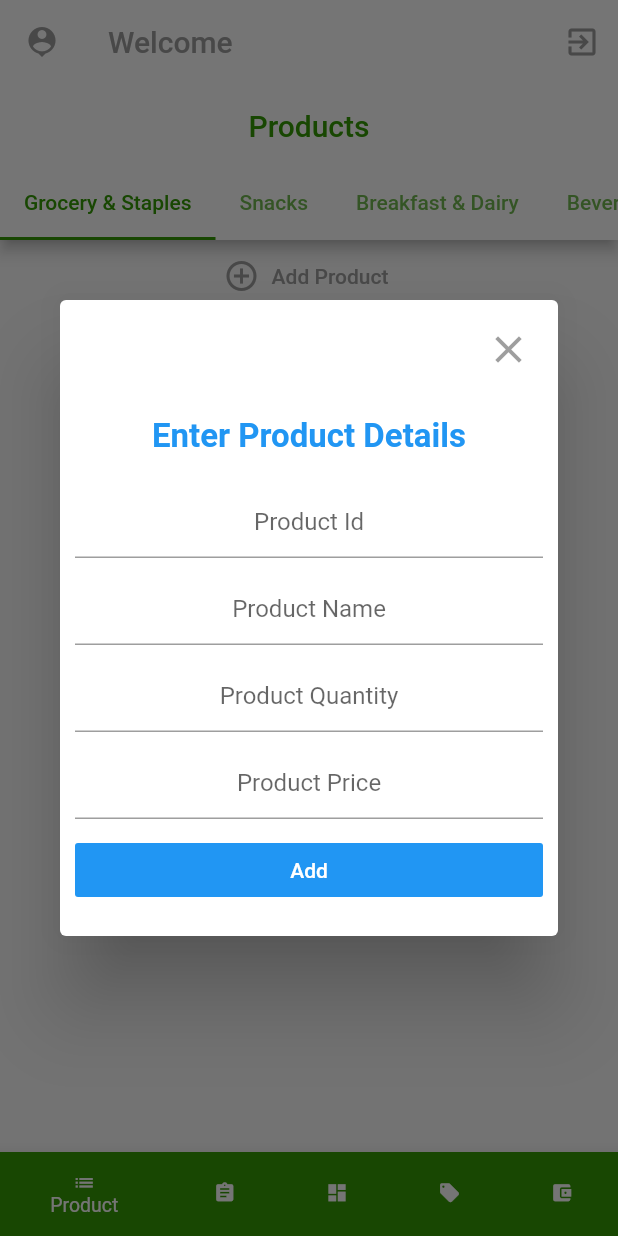
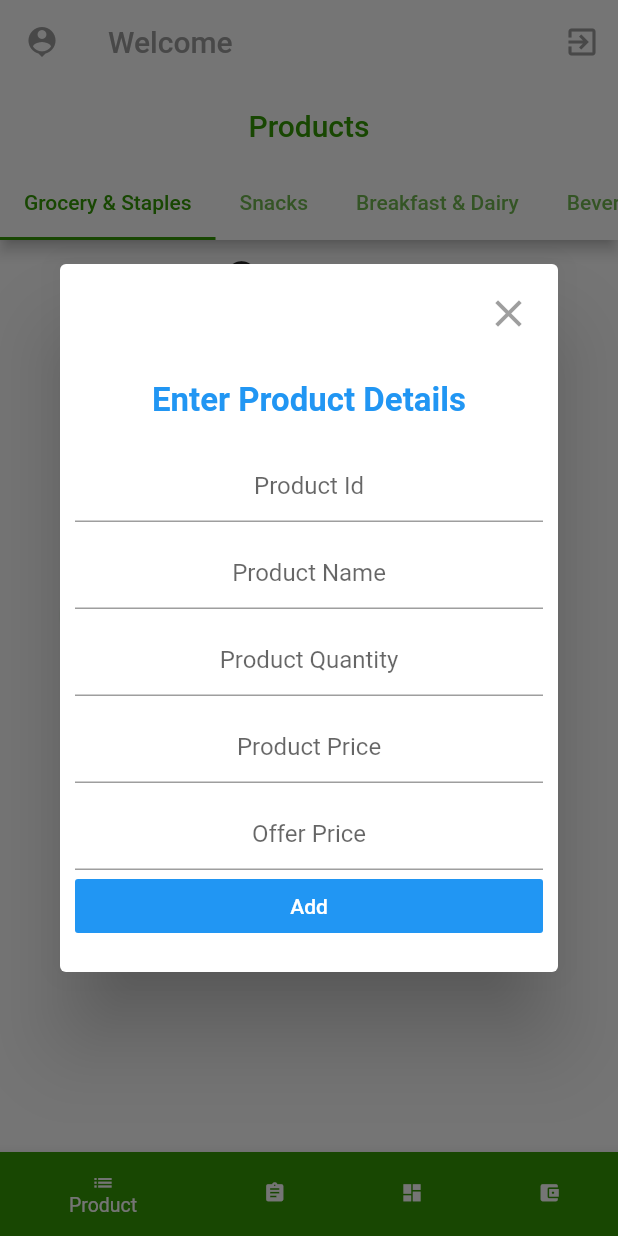
Before and after one commit to PikNgrocers/PikNgrocers_vendor, a Flutter app: the screen it shows once a user with an empty profile is signed in, after a tap on "Add Product", on a phone screen of 412 x 824 dp. Run offline on Flutter 3.47's test engine with Material 2 defaults, Android fonts, the phone set to English and light mode, and no system bars; our stand-ins replace cloud_firestore, connectivity, firebase_auth, firebase_core; accounts and stored records are empty.

Commit message:
Completed Add offer remove offers

```diff
--- a/lib/constants.dart
+++ b/lib/constants.dart
@@ -6,7 +6,7 @@ const kRegisterBackgroundColor = Color(0xff9d65c9);
 const kProductColor = Color(0xff349A05);
 const kOrderColor = Color(0xff040263);
 const kDashBoardColor = Color(0xff630263);
-const kOfferColor = Color(0xffFC3204);
+const kOfferColor = Color(0xffF14C0C);
 const kWalletColor = Color(0xff700d0d);
 
 const kProductSubHeadStyle = TextStyle(
--- a/lib/product_utils/connect_product_head_and_add_helper.dart
+++ b/lib/product_utils/connect_product_head_and_add_helper.dart
@@ -9,7 +9,9 @@ class ConnectHeadAndAddHelper extends StatelessWidget {
 
   @override
   Widget build(BuildContext context) {
-    return Column(
+    return Scaffold(
+      backgroundColor: Colors.white,
+      body: Column(
         crossAxisAlignment: CrossAxisAlignment.stretch,
         children: [
           FlatButton.icon(
@@ -24,7 +26,7 @@ class ConnectHeadAndAddHelper extends StatelessWidget {
                 ),
               );
             },
-          textColor: Colors.grey,
+            textColor: Colors.black87,
             icon: Icon(Icons.add_circle_outline),
             label: Text('Add Product'),
           ),
@@ -35,6 +37,7 @@ class ConnectHeadAndAddHelper extends StatelessWidget {
             ),
           ),
         ],
+      ),
     );
   }
 }
--- a/lib/product_utils/product_add_helper.dart
+++ b/lib/product_utils/product_add_helper.dart
@@ -21,6 +21,8 @@ class _AddProductScreenState extends State<AddProductScreen> {
   final _productQuantity = TextEditingController();
 
   final _productPrice = TextEditingController();
+
+  final _offerPrice = TextEditingController();
 
   @override
   void dispose() {
@@ -136,6 +138,14 @@ class _AddProductScreenState extends State<AddProductScreen> {
                 SizedBox(
                   height: 10,
                 ),
+                TextFormField(
+                  controller: _offerPrice,
+                  textAlign: TextAlign.center,
+                  keyboardType: TextInputType.number,
+                  decoration: InputDecoration(
+                    hintText: 'Offer Price',
+                  ),
+                ),
                 FlatButton(
                   onPressed: () async {
                     if (_formkey.currentState.validate()) {
@@ -146,6 +156,7 @@ class _AddProductScreenState extends State<AddProductScreen> {
                           proName: _productName.text.trim(),
                           proPrice: _productPrice.text.trim(),
                           proQuan: _productQuantity.text.trim(),
+                          offerPrice: _offerPrice.text == null ? null : _offerPrice.text.trim(),
                         );
                         Navigator.of(context).pop();
                       } catch (e) {
--- /dev/null
+++ b/lib/product_widget/no_product_to_display.dart
@@ -0,0 +1,25 @@
+
+import 'package:flutter/material.dart';
+
+class NoProductWidget extends StatelessWidget {
+  const NoProductWidget({
+    Key key,
+  }) : super(key: key);
+
+  @override
+  Widget build(BuildContext context) {
+    return Center(
+      child: Column(
+        children: [
+          Image.asset('assets/images/empty_product.png'),
+          Text(
+            'Empty Product Category',
+            style: TextStyle(
+                color: Color(0xff83CB81),
+                fontSize: 20,),
+          ),
+        ],
+      ),
+    );
+  }
+}
--- a/lib/screen/home.dart
+++ b/lib/screen/home.dart
@@ -1,7 +1,6 @@
 import 'package:flutter/material.dart';
 import 'package:pikngrocers_vendor/constants.dart';
 import 'package:pikngrocers_vendor/screen/dashboardpage.dart';
-import 'package:pikngrocers_vendor/screen/offerspage.dart';
 import 'package:pikngrocers_vendor/screen/orderspage.dart';
 import 'package:pikngrocers_vendor/screen/productspage.dart';
 import 'package:pikngrocers_vendor/screen/walletpage.dart';
@@ -50,7 +49,6 @@ class _HomeState extends State<Home> {
           ProductsPage(uid: widget.uid),
           OrdersPage(),
           DashBoardPage(),
-          OffersPage(),
           WalletPage(),
         ],
         physics: NeverScrollableScrollPhysics(),
@@ -75,11 +73,6 @@ class _HomeState extends State<Home> {
             backgroundColor: kDashBoardColor,
           ),
           BottomNavigationBarItem(
-            icon: Icon(Icons.local_offer),
-            title: Text('Offers'),
-            backgroundColor: kOfferColor,
-          ),
-          BottomNavigationBarItem(
             icon: Icon(Icons.account_balance_wallet),
             title: Text('Wallet'),
             backgroundColor: kWalletColor,
@@ -87,7 +80,6 @@ class _HomeState extends State<Home> {
         ],
         onTap: (index) {
           setState(() {
-            print(index);
             _currentIndex = index;
           });
           _pageController.jumpToPage(index);
--- a/lib/service/database.dart
+++ b/lib/service/database.dart
@@ -27,7 +27,7 @@ class Database {
   }
 
   Future<void> addProduct(
-      {String where,String proId, String proName, String proPrice, String proQuan}) async {
+      {String where,String proId, String proName, String proPrice, String proQuan,String offerPrice}) async {
     return await users
         .doc(uid)
         .collection('product')
@@ -40,9 +40,43 @@ class Database {
               'Product_Name': proName,
               'Product_Quantity': proQuan,
               'Price': int.parse(proPrice),
+              'Offer_price' : offerPrice == null ? null : int.parse(offerPrice),
           },
         )
         .then((value) => print('added'))
+        .catchError((onError) => print('Failed to catch error $onError'));
+  }
+  Future<void> addOffer(
+      {String where,String proId,String offerPrice}) async {
+    return await users
+        .doc(uid)
+        .collection('product')
+        .doc(where)
+        .collection('product_list')
+        .doc(proId)
+        .update(
+      {
+        'Offer_price' : offerPrice == null ? null : int.parse(offerPrice),
+      },
+    )
+        .then((value) => print('updated'))
+        .catchError((onError) => print('Failed to catch error $onError'));
+  }
+
+  Future<void> removeOffer(
+      {String where,String proId}) async {
+    return await users
+        .doc(uid)
+        .collection('product')
+        .doc(where)
+        .collection('product_list')
+        .doc(proId)
+        .update(
+      {
+        'Offer_price' : null,
+      },
+    )
+        .then((value) => print('updated'))
         .catchError((onError) => print('Failed to catch error $onError'));
   }
 
```
Also changed, not shown: lib/product_utils/show_products.dart (+128 -28 lines), lib/screen/offerspage.dart (deleted, +0 -8 lines), assets/images/empty_product.png (added). Lines whose indentation alone changed are shown as unchanged.
